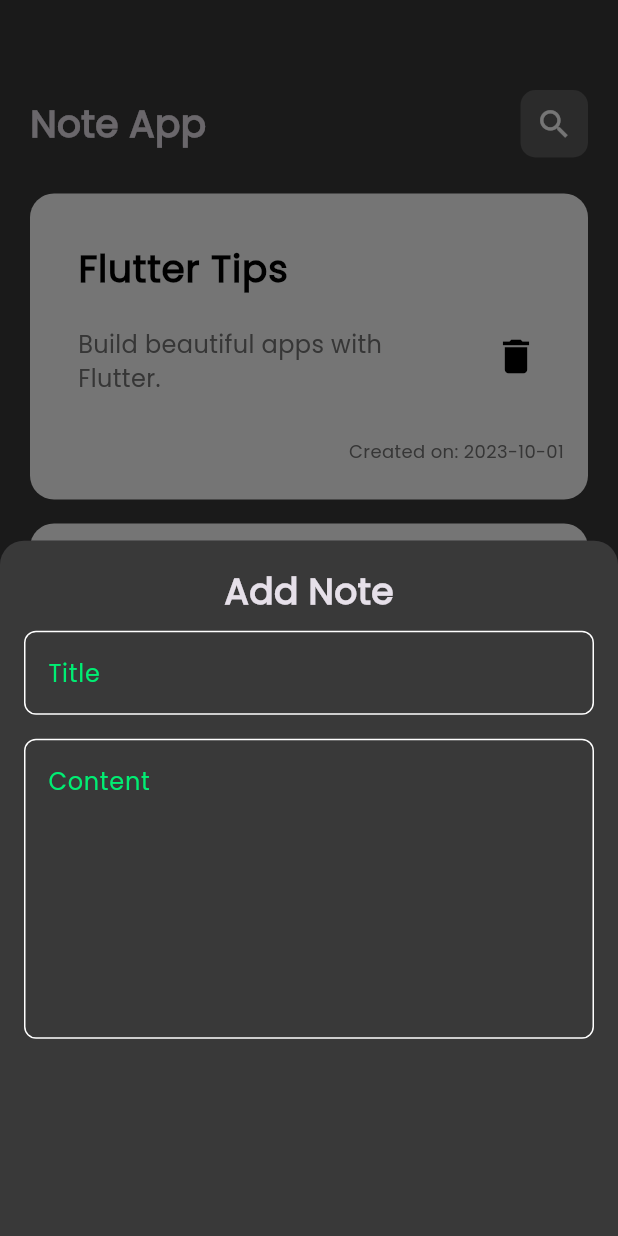
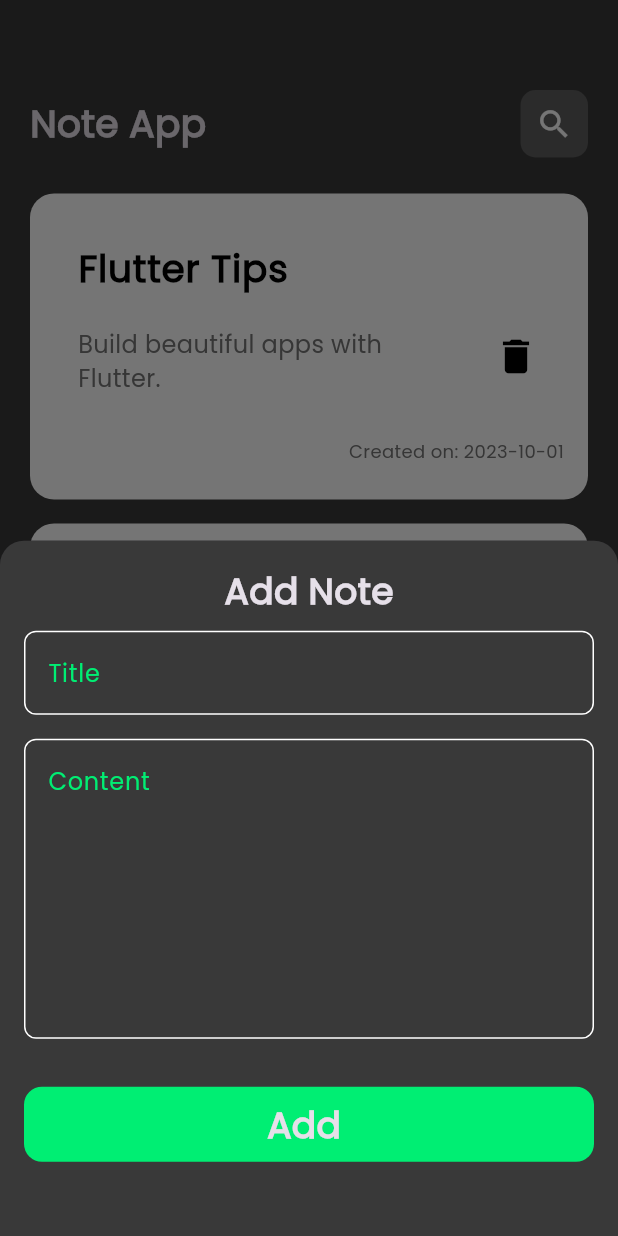
Before and after one commit to m9stafa05/Note-App, a Flutter app: the screen it shows after launch, after a tap on the "add" icon, on a phone screen of 412 x 824 dp. Run offline on Flutter 3.47's test engine with Material 3 defaults, Android fonts, the phone set to English and light mode, and no system bars.

Commit message:
Fix layout of AddNoteBottomSheet to ensure proper scrolling and spacing for note input fields

```diff
--- a/lib/widgets/add_note_bottom_sheet.dart
+++ b/lib/widgets/add_note_bottom_sheet.dart
@@ -1,5 +1,6 @@
 import 'package:flutter/material.dart';
 import 'package:note_app/constants.dart';
+import 'package:note_app/widgets/custom_bottom.dart';
 import 'package:note_app/widgets/custom_text_field.dart';
 
 class AddNoteBottomSheet extends StatelessWidget {
@@ -18,6 +19,7 @@ class AddNoteBottomSheet extends StatelessWidget {
           horizontal: 16,
           vertical: 16,
         ),
+        child: SingleChildScrollView(
           child: Column(
             children: [
               Text(
@@ -31,7 +33,10 @@ class AddNoteBottomSheet extends StatelessWidget {
               CustomTextField(hintText: 'Title'),
               const SizedBox(height: 16),
               CustomTextField(hintText: 'Content', maxLines: 7),
+              const SizedBox(height: 32),
+              CustomBottomSheet(),
             ],
+          ),
         ),
       ),
     );
```
Lines whose indentation alone changed are shown as unchanged.
